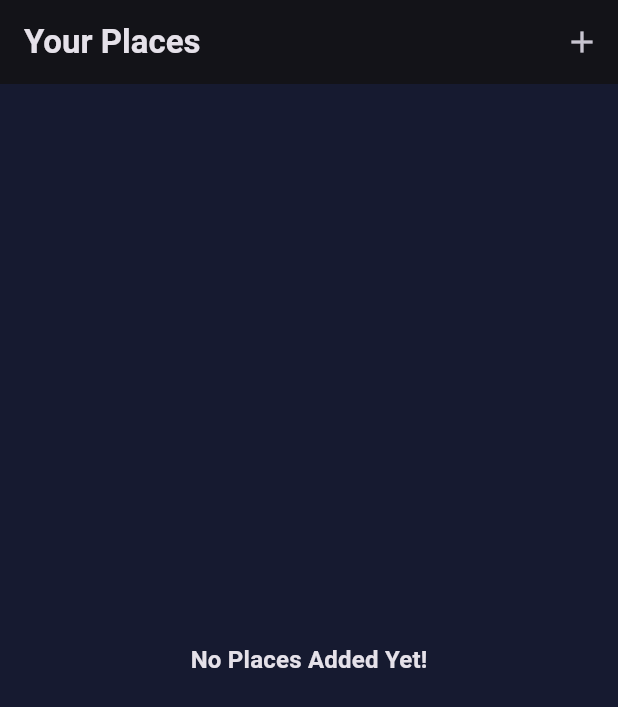
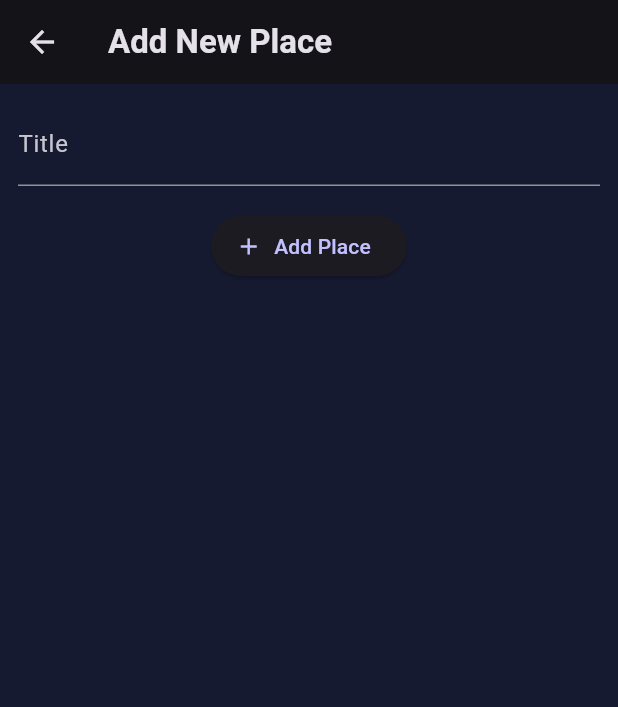
Before and after one commit to Rwan00/places, a Flutter app: the screen it shows after launch, after a tap on the "add" icon, on a phone screen of 412 x 824 dp. Shown: the top 707 px of the screen. Run offline on Flutter 3.47's test engine with Material 3 defaults, Android fonts, the phone set to English and light mode, and no system bars; our stand-ins replace google_fonts; Roboto replaces fonts that are missing (Aboreto).

Commit message:
add_place screen

```diff
--- a/lib/screens/add_place.dart
+++ b/lib/screens/add_place.dart
@@ -0,0 +1,51 @@
+import 'package:flutter/material.dart';
+
+class AddPlaceScreen extends StatefulWidget {
+  const AddPlaceScreen({super.key});
+
+  @override
+  State<AddPlaceScreen> createState() => _AddPlaceScreenState();
+}
+
+class _AddPlaceScreenState extends State<AddPlaceScreen> {
+  final _titleController = TextEditingController();
+
+  @override
+  void dispose() {
+    // TODO: implement dispose
+    super.dispose();
+    _titleController.dispose();
+  }
+  @override
+  Widget build(BuildContext context) {
+    return Scaffold(
+      appBar: AppBar(
+        title: const Text("Add New Place"),
+      ),
+      body: SingleChildScrollView(
+        child: Padding(
+          padding: const EdgeInsets.all(12.0),
+          child: Column(
+            children: [
+              TextField(
+                decoration: const InputDecoration(
+                  labelText: "Title",
+                ),
+                style: TextStyle(
+                  color: Theme.of(context).colorScheme.onBackground,
+                ),
+                controller: _titleController,
+              ),
+              const SizedBox(height: 16,),
+              ElevatedButton.icon(
+                  onPressed: (){},
+                  icon: const Icon(Icons.add),
+                  label: const Text("Add Place"),
+              ),
+            ],
+          ),
+        ),
+      ),
+    );
+  }
+}
--- a/lib/screens/places.dart
+++ b/lib/screens/places.dart
@@ -1,5 +1,6 @@
 import 'package:flutter/material.dart';
 import 'package:places/models/place.dart';
+import 'package:places/screens/add_place.dart';
 import 'package:places/widgets/places_list.dart';
 
 class PlacesScreen extends StatelessWidget {
@@ -12,12 +13,18 @@ class PlacesScreen extends StatelessWidget {
         title: const Text("Your Places"),
         actions: [
           IconButton(
-              onPressed: (){},
+              onPressed: (){
+                Navigator.of(context).push(
+                  MaterialPageRoute(
+                      builder: (context)=> const AddPlaceScreen(),
+                  ),
+                );
+              },
               icon: const Icon(Icons.add),
           ),
         ],
       ),
-      body:  PlacesList(places: [],),
+      body:  const PlacesList(places: [],),
     );
   }
 }
```
